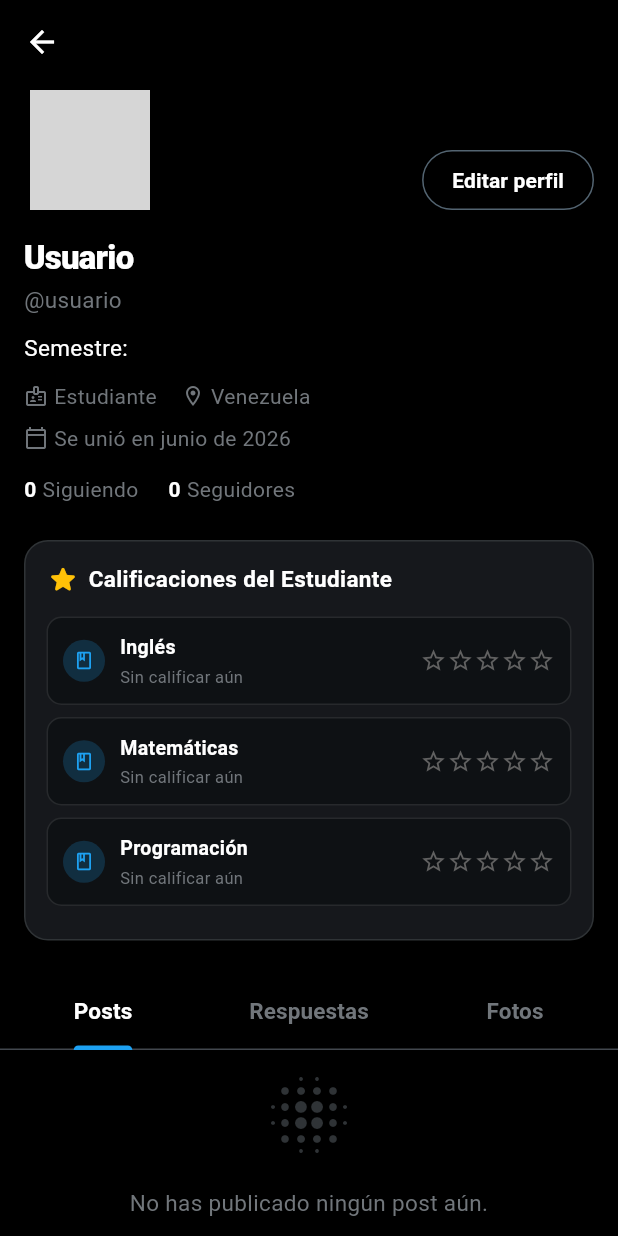
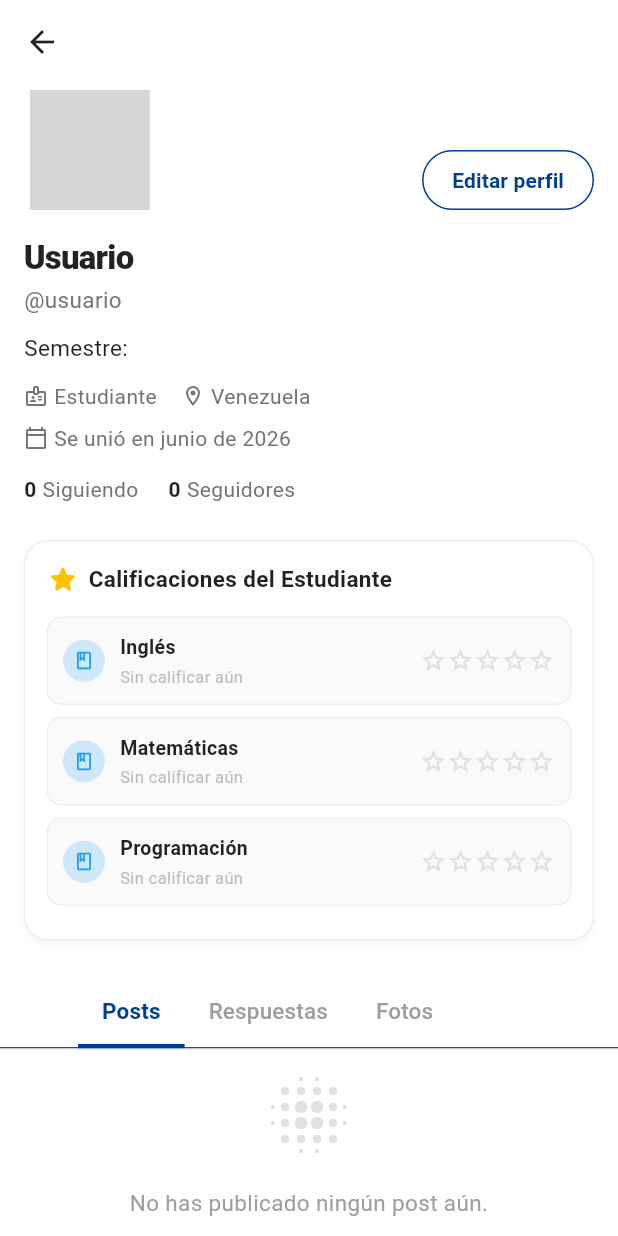
Before and after one commit to Pasek56/Connecnet, a Flutter app: the screen it shows once a user with an empty profile is signed in, after a tap on "Mi Perfil", on a phone screen of 412 x 824 dp. Run offline on Flutter 3.47's test engine with Material 3 defaults, Android fonts, the phone set to English and light mode, and no system bars; our stand-ins replace flutter_linkify, image_picker, supabase_flutter; accounts and stored records are empty; network calls fail; grey boxes are pictures that could not be loaded.

```diff
--- a/lib/screens/profile_screen.dart
+++ b/lib/screens/profile_screen.dart
@@ -116,13 +116,13 @@ class _ProfileScreenState extends State<ProfileScreen>
           await _fetchUserPosts();
         } else {
           // Fallback: create a default profile using auth metadata if available
-          final fullName =
-              (user.userMetadata?['full_name'] as String? ?? '').trim();
-          final nameParts =
-              fullName.isNotEmpty ? fullName.split(' ') : [];
+          final fullName = (user.userMetadata?['full_name'] as String? ?? '')
+              .trim();
+          final nameParts = fullName.isNotEmpty ? fullName.split(' ') : [];
           final name = nameParts.isNotEmpty ? nameParts.first : 'Usuario';
-          final lastName =
-              nameParts.length > 1 ? nameParts.sublist(1).join(' ') : '';
+          final lastName = nameParts.length > 1
+              ? nameParts.sublist(1).join(' ')
+              : '';
 
           final defaultProfile = {
             'user_id': user.id,
@@ -161,7 +161,6 @@ class _ProfileScreenState extends State<ProfileScreen>
           await _fetchUserPosts();
         }
       }
-
     } catch (e) {
       if (mounted) {
         ScaffoldMessenger.of(context).showSnackBar(
@@ -308,7 +307,7 @@ class _ProfileScreenState extends State<ProfileScreen>
     // Show a loading indicator while profile is being fetched
     if (_isLoading) {
       return const Scaffold(
-        backgroundColor: Colors.black,
+        backgroundColor: Color.fromARGB(255, 255, 255, 255),
         body: Center(
           child: CircularProgressIndicator(color: Color(0xFF1DA1F2)),
         ),
@@ -322,18 +321,19 @@ class _ProfileScreenState extends State<ProfileScreen>
     final profileTypeLabel = _getProfileTypeLabel();
 
     return Scaffold(
-      backgroundColor:
-          Colors.black, // True black background for modern Twitter/X dark mode
+      backgroundColor: Colors.white,
       body: NestedScrollView(
         headerSliverBuilder: (context, innerBoxIsScrolled) {
           return [
             SliverAppBar(
               floating: false,
               pinned: true,
-              backgroundColor: Colors.black,
+              backgroundColor: Colors.white,
               elevation: 0,
+              shadowColor: Colors.grey.shade200,
+              surfaceTintColor: Colors.white,
               leading: IconButton(
-                icon: const Icon(Icons.arrow_back, color: Colors.white),
+                icon: const Icon(Icons.arrow_back, color: Colors.black87),
                 onPressed: () => Navigator.pop(context),
               ),
             ),
@@ -351,7 +351,10 @@ class _ProfileScreenState extends State<ProfileScreen>
                         Container(
                           decoration: BoxDecoration(
                             shape: BoxShape.circle,
-                            border: Border.all(color: Colors.black, width: 4),
+                            border: Border.all(
+                              color: Colors.white,
+                              width: 4,
+                            ),
                           ),
                           child: CircleAvatar(
                             radius: 40,
@@ -361,7 +364,7 @@ class _ProfileScreenState extends State<ProfileScreen>
                         OutlinedButton(
                           onPressed: _showEditProfileDialog,
                           style: OutlinedButton.styleFrom(
-                            side: const BorderSide(color: Color(0xFF536471)),
+                            side: const BorderSide(color: Color(0xFF003E90)),
                             shape: RoundedRectangleBorder(
                               borderRadius: BorderRadius.circular(20),
                             ),
@@ -373,7 +376,7 @@ class _ProfileScreenState extends State<ProfileScreen>
                           child: const Text(
                             'Editar perfil',
                             style: TextStyle(
-                              color: Colors.white,
+                              color: Color(0xFF003E90),
                               fontWeight: FontWeight.bold,
                               fontSize: 14,
                             ),
@@ -389,7 +392,7 @@ class _ProfileScreenState extends State<ProfileScreen>
                       style: const TextStyle(
                         fontSize: 22,
                         fontWeight: FontWeight.w900,
-                        color: Colors.white,
+                        color: Colors.black87,
                         letterSpacing: -0.5,
                       ),
                     ),
@@ -408,7 +411,7 @@ class _ProfileScreenState extends State<ProfileScreen>
                       bio,
                       style: const TextStyle(
                         fontSize: 15,
-                        color: Colors.white,
+                        color: Colors.black87,
                         height: 1.3,
                       ),
                     ),
@@ -451,12 +454,18 @@ class _ProfileScreenState extends State<ProfileScreen>
               delegate: _SliverTabBarDelegate(
                 TabBar(
                   controller: _tabController,
-                  indicatorColor: const Color(0xFF1DA1F2),
+                  isScrollable: true,
+                  indicatorColor: const Color(0xFF003E90),
+                  indicatorSize: TabBarIndicatorSize.tab,
                   indicatorWeight: 3,
-                  labelColor: Colors.white,
-                  unselectedLabelColor: const Color(0xFF71767B),
+                  labelColor: const Color(0xFF003E90),
+                  unselectedLabelColor: Colors.grey.shade500,
                   labelStyle: const TextStyle(
                     fontWeight: FontWeight.bold,
+                    fontSize: 15,
+                  ),
+                  unselectedLabelStyle: const TextStyle(
+                    fontWeight: FontWeight.w500,
                     fontSize: 15,
                   ),
                   tabs: const [
@@ -531,7 +540,7 @@ class _ProfileScreenState extends State<ProfileScreen>
               backgroundColor: const Color(0xFF161C22),
               title: const Text(
                 'Editar Perfil',
-                style: TextStyle(color: Colors.white),
+                style: TextStyle(color: Color.fromARGB(255, 255, 255, 255)),
               ),
               content: SingleChildScrollView(
                 child: Column(
@@ -687,7 +696,10 @@ class _ProfileScreenState extends State<ProfileScreen>
                               });
                             }
                           },
-                          icon: const Icon(Icons.image, color: Colors.white),
+                          icon: const Icon(
+                            Icons.image,
+                            color: Color.fromARGB(255, 0, 0, 0),
+                          ),
                           label: const Text(
                             'Subir Foto',
                             style: TextStyle(color: Colors.white),
@@ -846,9 +858,16 @@ class _ProfileScreenState extends State<ProfileScreen>
       margin: const EdgeInsets.symmetric(vertical: 8),
       padding: const EdgeInsets.all(14),
       decoration: BoxDecoration(
-        color: const Color(0xFF16181C),
+        color: Colors.white,
         borderRadius: BorderRadius.circular(16),
-        border: Border.all(color: const Color(0xFF2F3336)),
+        border: Border.all(color: Colors.grey.shade200),
+        boxShadow: [
+          BoxShadow(
+            color: Colors.grey.shade100,
+            blurRadius: 4,
+            offset: const Offset(0, 2),
+          ),
+        ],
       ),
       child: Column(
         crossAxisAlignment: CrossAxisAlignment.start,
@@ -867,7 +886,7 @@ class _ProfileScreenState extends State<ProfileScreen>
                         ? 'Evaluaciones del Egresado'
                         : 'Calificaciones del Estudiante',
                     style: const TextStyle(
-                      color: Colors.white,
+                      color: Colors.black87,
                       fontSize: 15,
                       fontWeight: FontWeight.bold,
                     ),
@@ -914,9 +933,9 @@ class _ProfileScreenState extends State<ProfileScreen>
       margin: const EdgeInsets.only(bottom: 8),
       padding: const EdgeInsets.all(10),
       decoration: BoxDecoration(
-        color: const Color(0xFF0E1114),
+        color: Colors.grey.shade50,
         borderRadius: BorderRadius.circular(10),
-        border: Border.all(color: Colors.white10),
+        border: Border.all(color: Colors.grey.shade200),
       ),
       child: Row(
         children: [
@@ -937,7 +956,7 @@ class _ProfileScreenState extends State<ProfileScreen>
                 Text(
                   subjectName,
                   style: const TextStyle(
-                    color: Colors.white,
+                    color: Colors.black87,
                     fontSize: 13,
                     fontWeight: FontWeight.w600,
                   ),
@@ -949,8 +968,8 @@ class _ProfileScreenState extends State<ProfileScreen>
                       : (score > 0 ? 'Sin comentarios' : 'Sin calificar aún'),
                   style: TextStyle(
                     color: note.isNotEmpty
-                        ? Colors.grey.shade300
-                        : const Color(0xFF71767B),
+                        ? Colors.grey.shade600
+                        : Colors.grey.shade400,
                     fontSize: 11,
                   ),
                 ),
@@ -961,7 +980,7 @@ class _ProfileScreenState extends State<ProfileScreen>
             children: List.generate(5, (starIdx) {
               return Icon(
                 starIdx < score ? Icons.star : Icons.star_border,
-                color: score > 0 ? Colors.amber : Colors.grey.shade700,
+                color: score > 0 ? Colors.amber : Colors.grey.shade300,
                 size: 18,
               );
             }),
@@ -971,8 +990,6 @@ class _ProfileScreenState extends State<ProfileScreen>
     );
   }
 
-
-
   Widget _buildCountItem(String count, String label) {
     return Row(
       children: [
@@ -981,13 +998,13 @@ class _ProfileScreenState extends State<ProfileScreen>
           style: const TextStyle(
             fontWeight: FontWeight.bold,
             fontSize: 14,
-            color: Colors.white,
+            color: Colors.black87,
           ),
         ),
         const SizedBox(width: 4),
         Text(
           label,
-          style: const TextStyle(color: Color(0xFF71767B), fontSize: 14),
+          style: TextStyle(color: Colors.grey.shade600, fontSize: 14),
         ),
       ],
     );
@@ -1010,7 +1027,7 @@ class _ProfileScreenState extends State<ProfileScreen>
       padding: EdgeInsets.zero,
       itemCount: filteredTweets.length,
       separatorBuilder: (context, index) =>
-          const Divider(color: Color(0xFF2F3336), height: 1),
+          Divider(color: Colors.grey.shade200, height: 1),
       itemBuilder: (context, index) {
         final tweet = filteredTweets[index];
         final globalIndex = _tweets.indexOf(tweet);
@@ -1054,7 +1071,7 @@ class _ProfileScreenState extends State<ProfileScreen>
                             tweet['displayName'],
                             style: const TextStyle(
                               fontWeight: FontWeight.bold,
-                              color: Colors.white,
+                              color: Colors.black87,
                               fontSize: 15,
                             ),
                           ),
@@ -1082,7 +1099,7 @@ class _ProfileScreenState extends State<ProfileScreen>
                       Text(
                         tweet['content'],
                         style: const TextStyle(
-                          color: Colors.white,
+                          color: Colors.black87,
                           fontSize: 15,
                           height: 1.3,
                         ),
@@ -1092,17 +1109,14 @@ class _ProfileScreenState extends State<ProfileScreen>
                       if (tweet['hasImage']) ...[
                         const SizedBox(height: 12),
                         ClipRRect(
-                          borderRadius: BorderRadius.circular(16),
+                          borderRadius: BorderRadius.circular(12),
                           child: Container(
                             decoration: BoxDecoration(
-                              border: Border.all(
-                                color: const Color(0xFF2F3336),
-                              ),
+                              border: Border.all(color: Colors.grey.shade200),
                             ),
                             child: Image.network(
                               tweet['imageUrl'],
-                              fit: BoxFit.cover,
-                              height: 200,
+                              fit: BoxFit.fitWidth,
                               width: double.infinity,
                             ),
                           ),
@@ -1118,7 +1132,7 @@ class _ProfileScreenState extends State<ProfileScreen>
                           _buildActionButton(
                             Icons.chat_bubble_outline_rounded,
                             tweet['comments'].toString(),
-                            const Color(0xFF71767B),
+                            Colors.grey.shade600,
                             onTap: () {
                               ScaffoldMessenger.of(context).showSnackBar(
                                 const SnackBar(
@@ -1131,8 +1145,8 @@ class _ProfileScreenState extends State<ProfileScreen>
                             Icons.repeat_rounded,
                             tweet['retweets'].toString(),
                             tweet['isRetweeted']
-                                ? const Color(0xFF00BA7C)
-                                : const Color(0xFF71767B),
+                                ? Colors.teal
+                                : Colors.grey.shade600,
                             onTap: () => _toggleRetweet(globalIndex),
                           ),
                           _buildActionButton(
@@ -1141,14 +1155,14 @@ class _ProfileScreenState extends State<ProfileScreen>
                                 : Icons.favorite_border,
                             tweet['likes'].toString(),
                             tweet['isLiked']
-                                ? const Color(0xFFF91880)
-                                : const Color(0xFF71767B),
+                                ? Colors.redAccent
+                                : Colors.grey.shade600,
                             onTap: () => _toggleLike(globalIndex),
                           ),
                           _buildActionButton(
                             Icons.share_outlined,
                             '',
-                            const Color(0xFF71767B),
+                            Colors.grey.shade600,
                             onTap: () {
                               ScaffoldMessenger.of(context).showSnackBar(
                                 const SnackBar(
@@ -1180,7 +1194,7 @@ class _ProfileScreenState extends State<ProfileScreen>
       builder: (context) {
         return Container(
           decoration: const BoxDecoration(
-            color: Color(0xFF161C22),
+            color: Colors.white,
             borderRadius: BorderRadius.vertical(top: Radius.circular(20)),
           ),
           padding: EdgeInsets.only(
@@ -1196,7 +1210,7 @@ class _ProfileScreenState extends State<ProfileScreen>
                 width: 40,
                 height: 4,
                 decoration: BoxDecoration(
-                  color: Colors.grey.shade600,
+                  color: Colors.grey.shade300,
                   borderRadius: BorderRadius.circular(2),
                 ),
               ),
@@ -1204,11 +1218,11 @@ class _ProfileScreenState extends State<ProfileScreen>
               Row(
                 children: [
                   CircleAvatar(
-                    backgroundColor: Colors.blue.withValues(alpha: 0.2),
+                    backgroundColor: const Color(0xFF003E90).withValues(alpha: 0.1),
                     child: const Text(
                       'M',
                       style: TextStyle(
-                        color: Colors.blue,
+                        color: Color(0xFF003E90),
                         fontWeight: FontWeight.bold,
                       ),
                     ),
@@ -1220,21 +1234,21 @@ class _ProfileScreenState extends State<ProfileScreen>
                       style: const TextStyle(
                         fontSize: 16,
                         fontWeight: FontWeight.bold,
-                        color: Colors.white,
+                        color: Colors.black87,
                       ),
                     ),
                   ),
                 ],
               ),
               const SizedBox(height: 16),
-              const TextField(
+              TextField(
                 autofocus: true,
                 maxLines: 4,
                 minLines: 1,
-                style: TextStyle(color: Colors.white),
+                style: const TextStyle(color: Colors.black87),
                 decoration: InputDecoration(
                   hintText: 'Escribe tu respuesta...',
-                  hintStyle: TextStyle(color: Colors.grey),
+                  hintStyle: TextStyle(color: Colors.grey.shade400),
                   border: InputBorder.none,
                 ),
               ),
@@ -1297,12 +1311,12 @@ class _ProfileScreenState extends State<ProfileScreen>
         child: Column(
           mainAxisAlignment: MainAxisAlignment.center,
           children: [
-            const Icon(Icons.blur_on, size: 64, color: Color(0xFF2F3336)),
+            Icon(Icons.blur_on, size: 64, color: Colors.grey.shade300),
             const SizedBox(height: 16),
             Text(
               message,
               textAlign: TextAlign.center,
-              style: const TextStyle(fontSize: 15, color: Color(0xFF71767B)),
+              style: TextStyle(fontSize: 15, color: Colors.grey.shade500),
             ),
           ],
         ),
@@ -1328,7 +1342,15 @@ class _SliverTabBarDelegate extends SliverPersistentHeaderDelegate {
     double shrinkOffset,
     bool overlapsContent,
   ) {
-    return Container(color: Colors.black, child: tabBar);
+    return Container(
+      color: Colors.white,
+      child: Column(
+        children: [
+          Expanded(child: tabBar),
+          Divider(height: 1, thickness: 1, color: Colors.grey.shade200),
+        ],
+      ),
+    );
   }
 
   @override
```
Also changed, not shown: lib/screens/dashboard_screen.dart (+30 -3 lines), lib/screens/notifications_screen.dart (added, +530 -0 lines), 1 other file.
